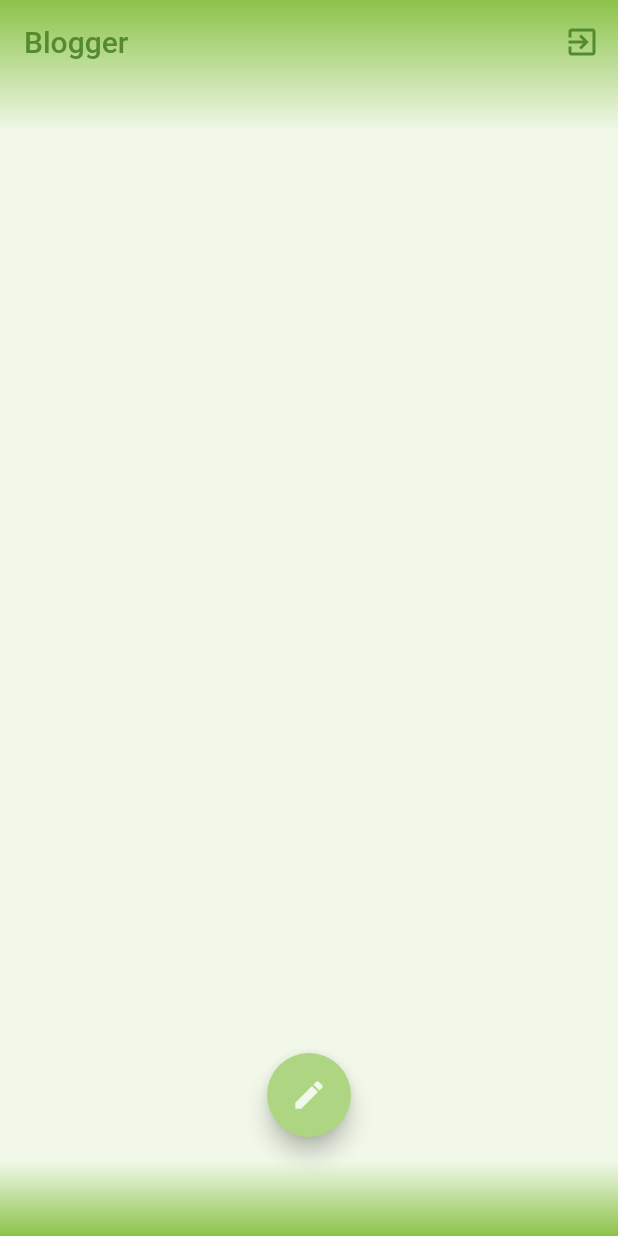
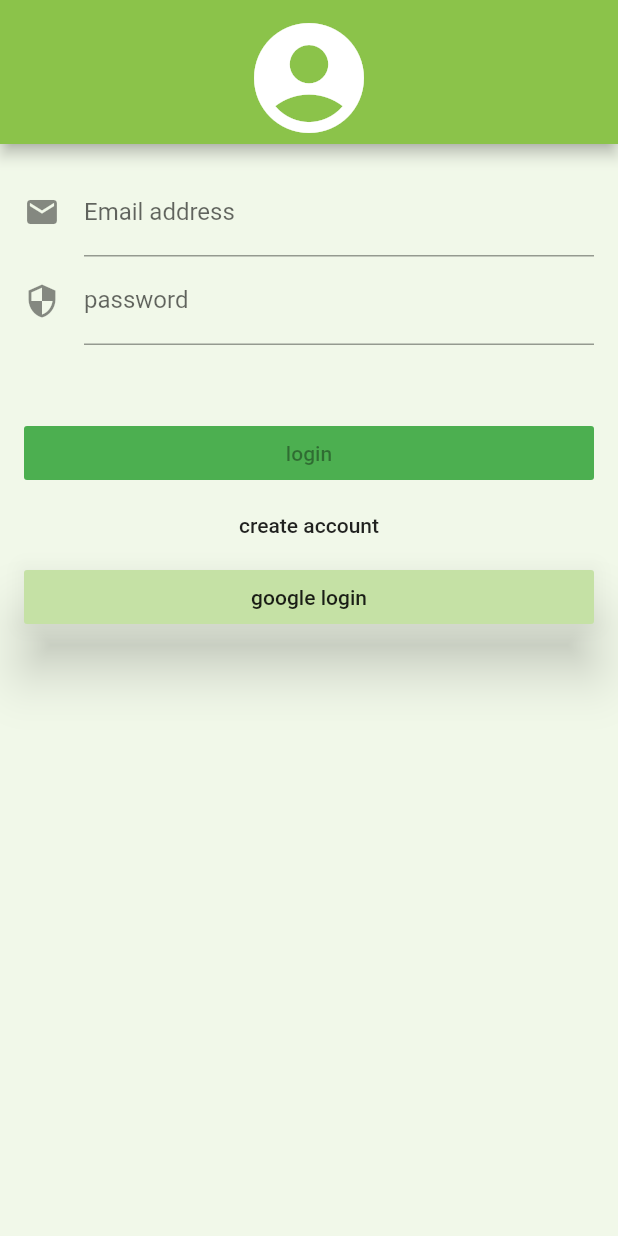
Before and after one commit to rocksolid911/fireblogger, a Flutter app: the screen it shows after launch, on a phone screen of 412 x 824 dp. Run offline on Flutter 3.47's test engine with Material 2 defaults, Android fonts, the phone set to English and light mode, and no system bars; our stand-ins replace cloud_firestore, firebase_auth, firebase_core, google_sign_in; accounts and stored records are empty.

```diff
--- a/lib/main.dart
+++ b/lib/main.dart
@@ -1,15 +1,49 @@
+import 'package:firebase_blogger/pages/login_page.dart';
 import 'package:flutter/material.dart';
 import './pages/home_page.dart';
+import 'package:firebase_core/firebase_core.dart';
 
 void main() {
+  WidgetsFlutterBinding.ensureInitialized();
   runApp(MyApp());
 }
 
 class MyApp extends StatelessWidget {
   // This widget is the root of your application.
+  final Future<FirebaseApp> _initialization = Firebase.initializeApp();
+
   @override
   Widget build(BuildContext context) {
-    return MaterialApp(
+    return FutureBuilder(
+      future: _initialization,
+      builder: (context, snapshot) {
+        // Check for errors
+        if (snapshot.hasError) {
+          return SomethingWentWrong();
+        }
+
+        // Once complete, show your application
+        if (snapshot.connectionState == ConnectionState.done) {
+          return MaterialApp(
+            debugShowCheckedModeBanner: false,
+            title: 'Blogger',
+            theme: ThemeData(
+              primarySwatch: Colors.lightGreen,
+              canvasColor: Colors.lightGreen.shade50,
+              bottomAppBarColor: Colors.lightGreen,
+            ),
+            home: Login(),
+          );
+        }
+
+        // Otherwise, show something whilst waiting for initialization to complete
+        return Loading();
+      },
+    );
+  }
+
+  Widget SomethingWentWrong() {
+    MaterialApp(
       debugShowCheckedModeBanner: false,
       title: 'Blogger',
       theme: ThemeData(
@@ -17,7 +51,28 @@ class MyApp extends StatelessWidget {
         canvasColor: Colors.lightGreen.shade50,
         bottomAppBarColor: Colors.lightGreen,
       ),
-      home: Home(),
+      home: Scaffold(
+        body: Center(
+          child: Text('some thing went wrong try restarting the app'),
+        ),
+      ),
+    );
+  }
+
+  Widget Loading() {
+    MaterialApp(
+      debugShowCheckedModeBanner: false,
+      title: 'Blogger',
+      theme: ThemeData(
+        primarySwatch: Colors.lightGreen,
+        canvasColor: Colors.lightGreen.shade50,
+        bottomAppBarColor: Colors.lightGreen,
+      ),
+      home: Scaffold(
+        body: Center(
+          child: CircularProgressIndicator(),
+        ),
+      ),
     );
   }
 }
--- /dev/null
+++ b/lib/pages/login_page.dart
@@ -0,0 +1,169 @@
+import 'package:flutter/material.dart';
+import '../blocs/login_bloc.dart';
+import '../services/auth.dart';
+
+class Login extends StatefulWidget {
+  @override
+  _LoginState createState() => _LoginState();
+}
+
+class _LoginState extends State<Login> {
+  LoginBloc _loginBloc;
+  @override
+  void initState() {
+    _loginBloc = LoginBloc(AuthService());
+    super.initState();
+  }
+
+  @override
+  void dispose() {
+    _loginBloc.dispose();
+    super.dispose();
+  }
+
+  @override
+  Widget build(BuildContext context) {
+    return Scaffold(
+      appBar: AppBar(
+        bottom: PreferredSize(
+          child: Icon(
+            Icons.account_circle,
+            size: 88.0,
+            color: Colors.white,
+          ),
+          preferredSize: Size.fromHeight(40.0),
+        ),
+      ),
+      body: SafeArea(
+        child: SingleChildScrollView(
+          padding: EdgeInsets.all(16.0),
+          child: Column(
+            crossAxisAlignment: CrossAxisAlignment.stretch,
+            children: <Widget>[
+              StreamBuilder(
+                stream: _loginBloc.email,
+                builder: (BuildContext context, AsyncSnapshot snapshot) =>
+                    TextField(
+                  keyboardType: TextInputType.emailAddress,
+                  decoration: InputDecoration(
+                    labelText: 'Email address',
+                    icon: Icon(Icons.email),
+                    errorText: snapshot.error,
+                  ),
+                  onChanged: _loginBloc.emailChanged.add,
+                ),
+              ),
+              StreamBuilder(
+                stream: _loginBloc.password,
+                builder: (BuildContext context, AsyncSnapshot snapshot) =>
+                    TextField(
+                  obscureText: true,
+                  decoration: InputDecoration(
+                    labelText: 'password',
+                    icon: Icon(Icons.security),
+                    errorText: snapshot.error,
+                  ),
+                  onChanged: _loginBloc.passwordChanged.add,
+                ),
+              ),
+              SizedBox(height: 48.0),
+              _buildLoginAndCreateButton(),
+              _googleLoginButton(),
+            ],
+          ),
+        ),
+      ),
+    );
+  }
+
+  Widget _buildLoginAndCreateButton() {
+    return StreamBuilder(
+      initialData: 'Login',
+      stream: _loginBloc.loginOrCreateButton,
+      builder: ((BuildContext context, AsyncSnapshot snapshot) {
+        if (snapshot.data == 'Login') {
+          return _buttonLogin();
+        } else if (snapshot.data == 'Create Account') {
+          return _buttonCreateAccount();
+        // } else if (snapshot.data == 'GoogleLogin') {
+        //   return _googleLoginButton();
+        }
+      }),
+    );
+  }
+
+  Column _buttonLogin() {
+    return Column(
+      crossAxisAlignment: CrossAxisAlignment.stretch,
+      children: <Widget>[
+        StreamBuilder(
+          initialData: false,
+          stream: _loginBloc.enableLoginCreateButton,
+          builder: (BuildContext context, AsyncSnapshot snapshot) =>
+              RaisedButton(
+            elevation: 16.0,
+            child: Text('login'),
+            color: Colors.lightGreen.shade200,
+            disabledColor: Colors.green,
+            onPressed: snapshot.data
+                ? () => _loginBloc.loginOrCreateChanged.add('Login')
+                : null,
+          ),
+        ),
+        FlatButton(
+          onPressed: () =>
+              _loginBloc.loginOrCreateButtonChanged.add('Create Account'),
+          child: Text('create account'),
+        ),
+      ],
+    );
+  }
+
+  Column _buttonCreateAccount() {
+    return Column(
+      crossAxisAlignment: CrossAxisAlignment.stretch,
+      children: <Widget>[
+        StreamBuilder(
+          initialData: false,
+          stream: _loginBloc.enableLoginCreateButton,
+          builder: (BuildContext context, AsyncSnapshot snapshot) =>
+              RaisedButton(
+            elevation: 16.0,
+            child: Text('create account'),
+            color: Colors.lightGreen.shade200,
+            disabledColor: Colors.grey.shade100,
+            onPressed: snapshot.data
+                ? () => _loginBloc.loginOrCreateChanged.add('Create Account')
+                : null,
+          ),
+        ),
+        FlatButton(
+          onPressed: () => _loginBloc.loginOrCreateButtonChanged.add('Login'),
+          child: Text('Login'),
+        ),
+      ],
+    );
+  }
+
+  Column _googleLoginButton() {
+    return Column(
+      crossAxisAlignment: CrossAxisAlignment.stretch,
+      children: <Widget>[
+        StreamBuilder(
+          initialData: true,
+          stream: _loginBloc.googleLoginOrCreate,
+          builder: (BuildContext context, AsyncSnapshot snapshot) =>
+              RaisedButton(
+            elevation: 16.0,
+            child: Text('google login'),
+            color: Colors.lightGreen.shade200,
+            disabledColor: Colors.green,
+            onPressed: snapshot.data
+                ? () => _loginBloc.loginOrCreateChanged.add('GoogleLogin')
+                : null,
+          ),
+        )
+      ],
+    );
+  }
+}
--- a/lib/services/auth.dart
+++ b/lib/services/auth.dart
@@ -1,7 +1,10 @@
 import 'package:firebase_auth/firebase_auth.dart';
+import 'package:google_sign_in/google_sign_in.dart';
 import 'auth_api.dart';
 class AuthService implements Authapi{
   final FirebaseAuth _firebaseAuth = FirebaseAuth.instance;
+  final GoogleSignIn _googleSignIn = GoogleSignIn();
+
   FirebaseAuth getFirebaseAuth(){
     return _firebaseAuth;
   }
@@ -29,4 +32,20 @@ class AuthService implements Authapi{
   Future<void> SignOut() async{
     return _firebaseAuth.signOut();
   }
+
+  // Future<String> SignInWithGoogle() async {
+  //
+  //   final GoogleSignInAccount googleSignInAccount = await _googleSignIn.signIn();
+  //   final GoogleSignInAuthentication googleSignInAuthentication = await googleSignInAccount.authentication;
+  //
+  //
+  //   final AuthCredential credential = GoogleAuthProvider.credential(
+  //     accessToken: googleSignInAuthentication.accessToken,
+  //     idToken: googleSignInAuthentication.idToken,
+  //   );
+  //   final UserCredential authResult = await _firebaseAuth.signInWithCredential(credential);
+  //   User user =  authResult.user;
+  //
+  //   return user.uid;
+  // }
 }
--- a/lib/services/auth_api.dart
+++ b/lib/services/auth_api.dart
@@ -1,3 +1,5 @@
+import 'package:firebase_auth/firebase_auth.dart';
+
 abstract class Authapi{
   getFirebaseAuth();
   Future<String> CurrentUserId();
@@ -6,4 +8,5 @@ abstract class Authapi{
   Future<String> CreateUserWithEmailPassword({String password, String email});
   Future<void> SendEmailVerification();
   Future<bool> IsEmailVerified();
+  //Future<UserCredential> SignInWithGoogle();
 }
```
Also changed, not shown: lib/blocs/login_bloc.dart (+72 -5 lines).
